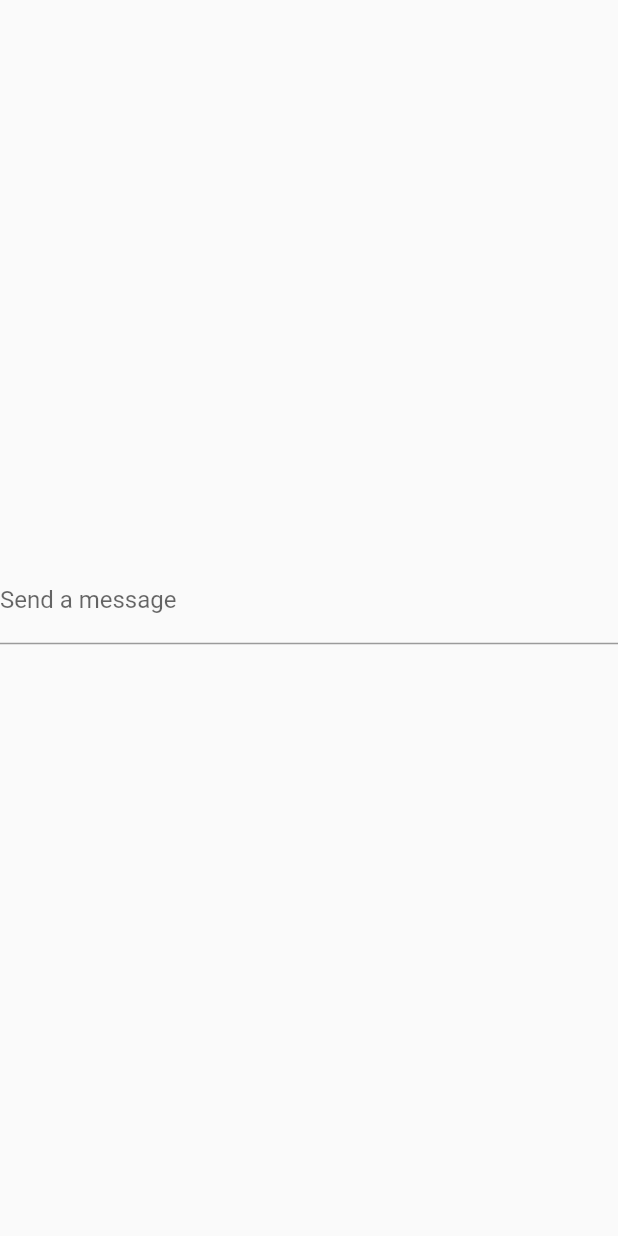
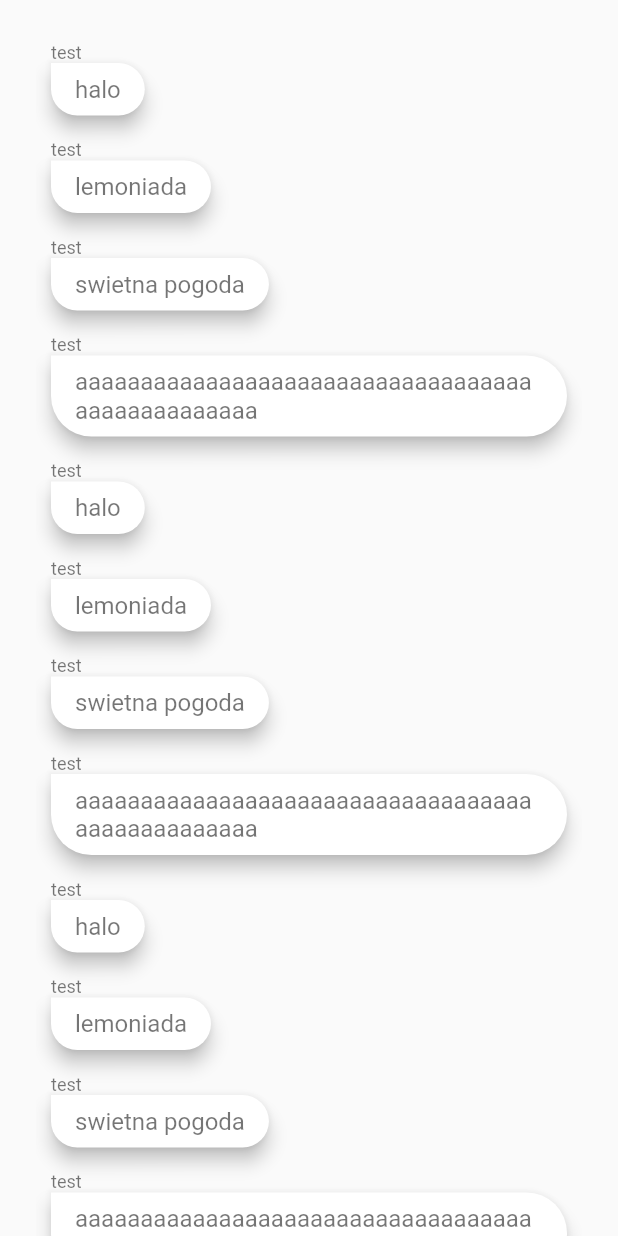
Before and after one commit to filip-szweda/project-wombat, a Flutter app: the ReceiveMessagesWidget widget shown alone on an empty page, opened directly, on a phone screen of 412 x 824 dp. Run offline on Flutter 3.47's test engine with Material 2 defaults, Android fonts, the phone set to English and light mode, and no system bars; missing offline and left inert: encrypt, pointycastle, rsa_encrypt.

Commit message:
prepare receiving message screen

```diff
--- a/lib/pages/communication/communication_page.dart
+++ b/lib/pages/communication/communication_page.dart
@@ -6,7 +6,6 @@ class CommunicationPage extends StatelessWidget {
   CommunicationPage({super.key});
 
   static const String routeName = '/send';
-
 
   //TcpConnection tcpConnection;
 
@@ -22,14 +21,11 @@ class CommunicationPage extends StatelessWidget {
         child: Column(
           mainAxisAlignment: MainAxisAlignment.spaceEvenly,
           children: [
-            Flexible(
-              flex: 2,
-              child: ReceiveMessagesWidget(),
+            ReceiveMessagesWidget(),
+            SizedBox(
+              height: 20,
             ),
-            Flexible(
-              flex: 1,
-              child: SendMessagesWidget(),
-            ),
+            SendMessagesWidget(),
           ],
         ),
       ), // This trailing comma makes auto-formatting nicer for build methods.
--- a/lib/pages/communication/receive_messages_widget.dart
+++ b/lib/pages/communication/receive_messages_widget.dart
@@ -1,26 +1,116 @@
 import 'package:flutter/material.dart';
 
-class ReceiveMessagesWidget extends StatefulWidget {
-  const ReceiveMessagesWidget({Key? key}) : super(key: key);
+class ReceiveMessagesWidget extends StatelessWidget {
+  ReceiveMessagesWidget({Key? key}) : super(key: key);
+
+  final List<String> messages = [
+    "halo",
+    "lemoniada",
+    "swietna pogoda",
+    "aaaaaaaaaaaaaaaaaaaaaaaaaaaaaaaaaaaaaaaaaaaaaaaaa",
+    "halo",
+    "lemoniada",
+    "swietna pogoda",
+    "aaaaaaaaaaaaaaaaaaaaaaaaaaaaaaaaaaaaaaaaaaaaaaaaa",
+    "halo",
+    "lemoniada",
+    "swietna pogoda",
+    "aaaaaaaaaaaaaaaaaaaaaaaaaaaaaaaaaaaaaaaaaaaaaaaaa",
+    "halo",
+    "lemoniada",
+    "swietna pogoda",
+    "aaaaaaaaaaaaaaaaaaaaaaaaaaaaaaaaaaaaaaaaaaaaaaaaa",
+    "halo",
+    "lemoniada",
+    "swietna pogoda",
+    "aaaaaaaaaaaaaaaaaaaaaaaaaaaaaaaaaaaaaaaaaaaaaaaaa",
+    "halo",
+    "lemoniada",
+    "swietna pogoda",
+    "aaaaaaaaaaaaaaaaaaaaaaaaaaaaaaaaaaaaaaaaaaaaaaaaa",
+    "halo",
+    "lemoniada",
+    "swietna pogoda",
+    "aaaaaaaaaaaaaaaaaaaaaaaaaaaaaaaaaaaaaaaaaaaaaaaaa",
+    "halo",
+    "lemoniada",
+    "swietna pogoda",
+    "aaaaaaaaaaaaaaaaaaaaaaaaaaaaaaaaaaaaaaaaaaaaaaaaa",
+    "halo",
+    "lemoniada",
+    "swietna pogoda",
+    "aaaaaaaaaaaaaaaaaaaaaaaaaaaaaaaaaaaaaaaaaaaaaaaaa",
+  ];
 
   @override
-  State<ReceiveMessagesWidget> createState() => _ReceiveMessagesWidgetState();
-}
-
-class _ReceiveMessagesWidgetState extends State<ReceiveMessagesWidget> {
-  @override
   Widget build(BuildContext context) {
-    return Column(
-      crossAxisAlignment: CrossAxisAlignment.center,
-      mainAxisAlignment: MainAxisAlignment.center,
-      children: [
-        Form(
-          child: TextFormField(
-            decoration: const InputDecoration(labelText: 'Send a message'),
-          ),
-        ),
-        const SizedBox(height: 24),
-      ],
+    return Expanded(
+      child: Padding(
+        padding: const EdgeInsets.symmetric(horizontal: 24),
+        child: ListView(
+            //reverse: true,
+            padding: EdgeInsets.symmetric(horizontal: 10, vertical: 20),
+            children: messages.map((message) => MessageBubble(message, "test", false)).toList()),
+      ),
     );
   }
 }
+
+class MessageBubble extends StatelessWidget {
+  MessageBubble(this.message, this.sender, this.isUser, {Key? key})
+      : super(key: key);
+
+  final String message;
+  final String sender;
+  final bool isUser;
+
+  @override
+  Widget build(BuildContext context) {
+    BorderRadiusGeometry borderRadiusGeometry = isUser == true
+        ? BorderRadius.only(
+      topLeft: Radius.circular(30),
+      bottomRight: Radius.circular(30),
+      bottomLeft: Radius.circular(30),
+    )
+        : BorderRadius.only(
+      topRight: Radius.circular(30),
+      bottomRight: Radius.circular(30),
+      bottomLeft: Radius.circular(30),
+    );
+
+    Color color = isUser == true ? Colors.lightBlueAccent : Colors.white;
+    Color fontColor = isUser == true ? Colors.white : Colors.black54;
+
+    CrossAxisAlignment crossAxisAlignment =
+    isUser == true ? CrossAxisAlignment.end : CrossAxisAlignment.start;
+
+    return Padding(
+      padding: const EdgeInsets.symmetric(vertical: 8),
+      child: Column(
+        crossAxisAlignment: crossAxisAlignment,
+        mainAxisAlignment: MainAxisAlignment.start,
+        children: [
+          Text(
+            sender,
+            style: TextStyle(fontSize: 12, color: Colors.black54),
+          ),
+          Material(
+            borderRadius: borderRadiusGeometry,
+            elevation: 5,
+            color: color,
+            child: Padding(
+              padding: const EdgeInsets.symmetric(vertical: 8, horizontal: 16),
+              child: Text(
+                message,
+                style: TextStyle(
+                  fontSize: 16,
+                  color: fontColor,
+                ),
+              ),
+            ),
+          ),
+        ],
+      ),
+    );
+  }
+}
```
